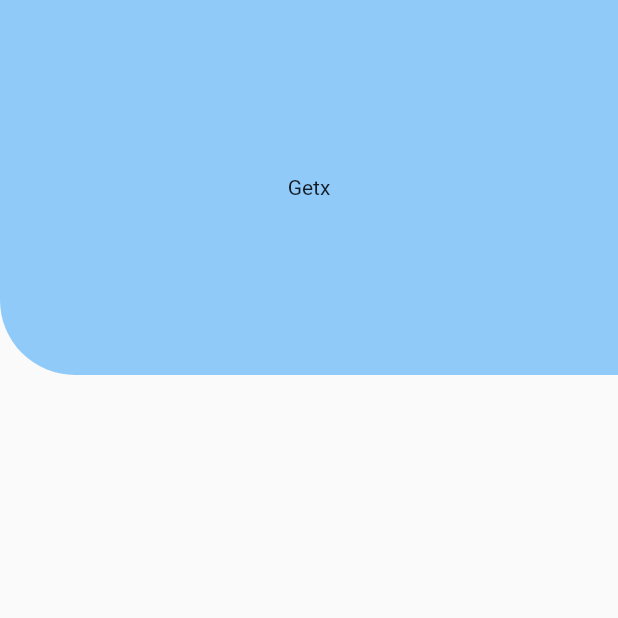
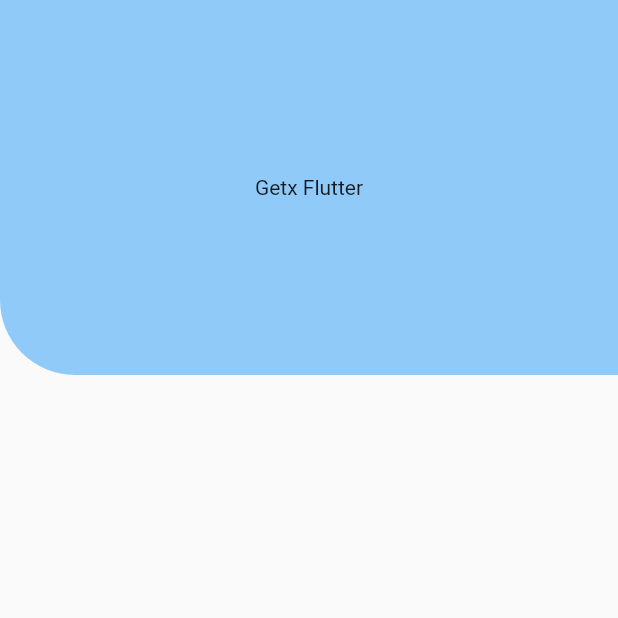
Before and after one commit to lucasoliveirasouza/getx-estudo, a Flutter app: the screen it shows after launch, on a phone screen of 412 x 824 dp, the top half of it. Run offline on Flutter 3.47's test engine with Material 2 defaults, Android fonts, the phone set to English and light mode, and no system bars; our stand-ins replace get.

Commit message:
Arrumando interface

```diff
--- a/lib/home.dart
+++ b/lib/home.dart
@@ -20,7 +20,7 @@ class HomeView extends StatelessWidget {
               color: Colors.blue.shade200,
             ),
             child: Center(
-              child: Text("Getx"),
+              child: Text("Getx Flutter"),
             ),
           ),
         ],
```
